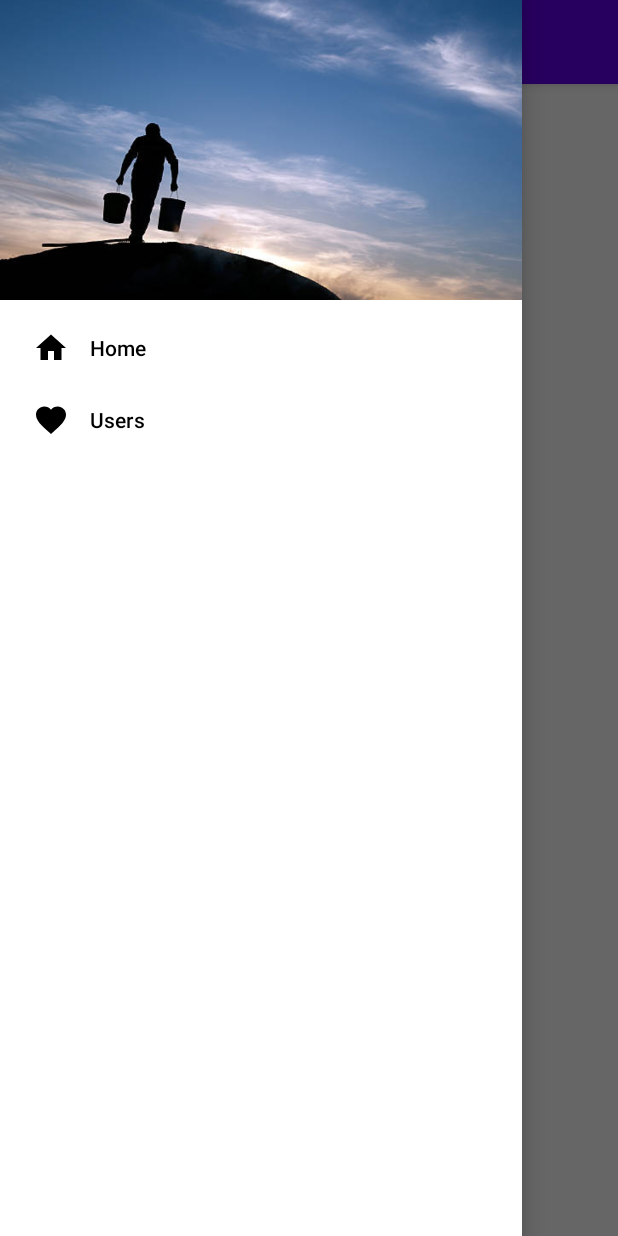
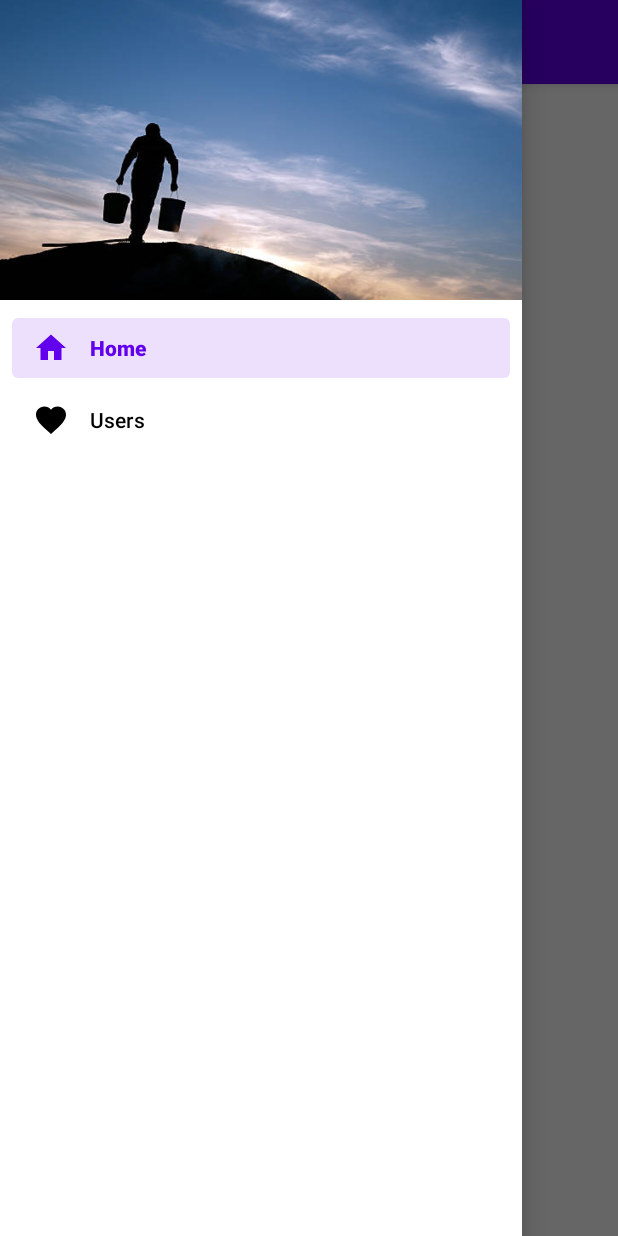
Before and after one commit to DonMykl/DollarBucket, an Android app built with Jetpack Compose: the screen it shows after launch (MainActivity), with the side drawer open, on a phone screen of 412 x 824 dp. Run offline under Robolectric (Android 15) with nearby library versions, the phone set to English and light mode, and no system bars; our stand-ins replace navigation-ui.

Commit message:
New Project for water collection Created 2 Kotlin files for Current Users and Adding new Users respectively Created correesponding xml files for both Included resouce files such as Navigation drawer picture(To be changed) and menu items Made The Drawer status bar translucent in accordance with the android developer guidelines Connected Toolbar to the NavController Connected NavigationView to the NavControler

```diff
--- a/app/src/main/java/com/donmykl/dollarbucket/MainActivity.kt
+++ b/app/src/main/java/com/donmykl/dollarbucket/MainActivity.kt
@@ -2,15 +2,21 @@ package com.donmykl.dollarbucket
 
 import androidx.appcompat.app.AppCompatActivity
 import android.os.Bundle
+import androidx.drawerlayout.widget.DrawerLayout
 import androidx.navigation.NavController
 import androidx.navigation.fragment.NavHostFragment
+import androidx.navigation.ui.AppBarConfiguration
+import androidx.navigation.ui.setupWithNavController
 import com.google.android.material.appbar.MaterialToolbar
+import com.google.android.material.navigation.NavigationView
 
 
 class MainActivity : AppCompatActivity() {
 
     private lateinit var toolbar        : MaterialToolbar
     private lateinit var navController  : NavController
+    private lateinit var navigationView : NavigationView
+    private lateinit var drawerLayout   : DrawerLayout
 
     override fun onCreate(savedInstanceState: Bundle?) {
         super.onCreate(savedInstanceState)
@@ -18,9 +24,28 @@ class MainActivity : AppCompatActivity() {
 
         // Initialize Views
         toolbar         = findViewById(R.id.activity_main_toolbar)
+        navigationView  = findViewById(R.id.nav_view)
+        drawerLayout    = findViewById(R.id.drawer_layout)
 
         // Get NavHostFragment and NavController
         val navHostFrag = supportFragmentManager.findFragmentById(R.id.nav_host_frag) as NavHostFragment
         navController   = navHostFrag.navController
+
+        //Define AppBarConfiguration : Connect to Drawer layout with Navigation Component
+        val appBarConfiguration = AppBarConfiguration(navController.graph, drawerLayout)
+
+        //Connect Toolbar with NavController
+        toolbar.setupWithNavController(navController, appBarConfiguration)
+
+        //Connect NavigationView with NavController
+        navigationView.setupWithNavController(navController)
+
+    }
+    override fun onBackPressed() {
+        if (drawerLayout.isOpen) {
+            drawerLayout.close()
+        } else {
+            super.onBackPressed()
+        }
     }
 }
--- a/app/src/main/res/values/themes.xml
+++ b/app/src/main/res/values/themes.xml
@@ -1,5 +1,7 @@
 <?xml version="1.0" encoding="utf-8"?>
 <resources>
 
-    <style name="Theme.DollarBucket" parent="Theme.MaterialComponents.DayNight.NoActionBar" />
+    <style name="Theme.DollarBucket" parent="Theme.MaterialComponents.DayNight.NoActionBar">
+    <item name="android:windowTranslucentStatus">true</item>
+    </style>
 </resources>
```
